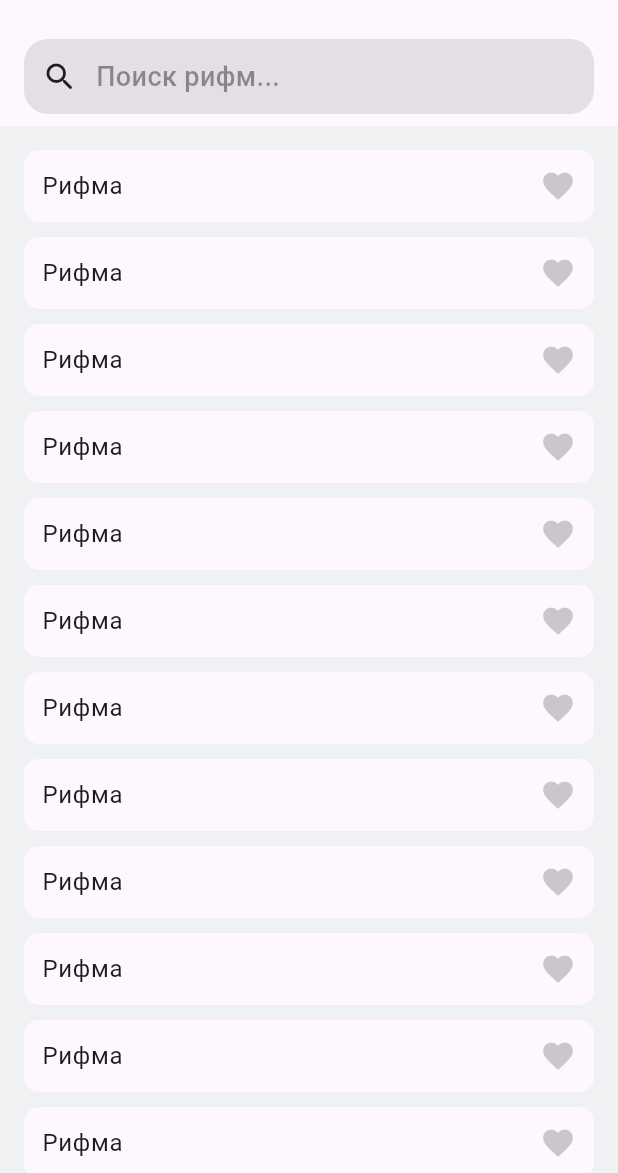
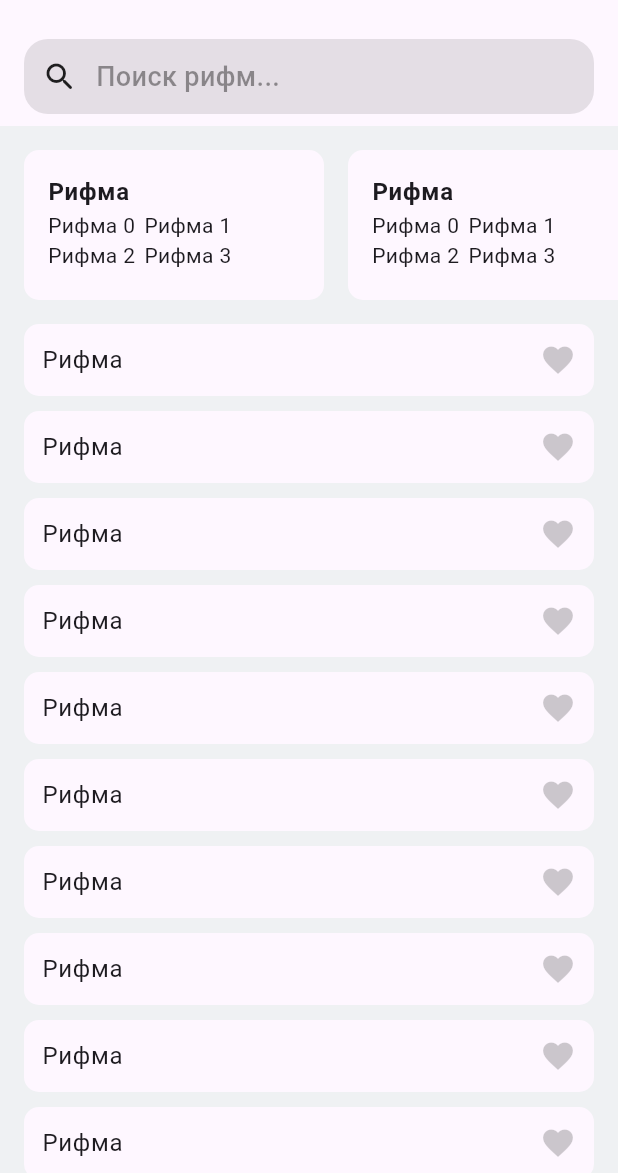
Before and after one commit to MajidiyM/rhymer2, a Flutter app: the screen it shows after launch, on a phone screen of 412 x 824 dp, the part 63-1236 px from its top. Run offline on Flutter 3.47's test engine with Material 3 defaults, Android fonts, the phone set to English and light mode, and no system bars.

Commit message:
[+] RhymeHistoryCard

```diff
--- a/lib/main.dart
+++ b/lib/main.dart
@@ -52,6 +52,28 @@
               height: 16,
             ),
           ),
+          SliverToBoxAdapter(
+            child: SizedBox(
+              height: 100,
+              child: ListView.separated(
+                padding: EdgeInsets.only(left: 16),
+                scrollDirection: Axis.horizontal,
+                itemCount: 10,
+                separatorBuilder: (context, index) => SizedBox(width: 16),
+                itemBuilder: (context, index) {
+                  final rhymes = List.generate(4, (index) => "Рифма $index");
+                  return RhymeHistoryCard(
+                    rhymes: rhymes,
+                  );
+                },
+              ),
+            ),
+          ),
+          const SliverToBoxAdapter(
+            child: SizedBox(
+              height: 16,
+            ),
+          ),
           SliverList.builder(
             itemBuilder: (context, index) => RhymeListCard(),
           ),
@@ -61,19 +83,60 @@
   }
 }
 
+class RhymeHistoryCard extends StatelessWidget {
+  const RhymeHistoryCard({super.key, required this.rhymes});
+
+  final List<String> rhymes;
+
+  @override
+  Widget build(BuildContext context) {
+    final theme = Theme.of(context);
+    return BaseContainer(
+      width: 200,
+      padding: EdgeInsets.all(16),
+      child: Column(
+        mainAxisSize: MainAxisSize.min,
+        crossAxisAlignment: CrossAxisAlignment.start,
+        children: [
+          Text(
+            "Рифма",
+            style: theme.textTheme.bodyLarge?.copyWith(
+              fontWeight: FontWeight.w700,
+            ),
+          ),
+          Wrap(
+            children: rhymes
+                .map((e) => Padding(
+                      padding: EdgeInsets.only(right: 6),
+                      child: Text(e),
+                    ))
+                .toList(),
+          ),
+        ],
+      ),
+    );
+  }
+}
+
 class BaseContainer extends StatelessWidget {
-  const BaseContainer({super.key, required this.child, required this.width, this.margin, this.padding});
+  const BaseContainer({
+    super.key,
+    required this.child,
+    required this.width,
+    this.margin,
+    this.padding = const EdgeInsets.only(left: 12),
+  });
 
-  final Widget child;
   final double width;
   final EdgeInsets? margin;
   final EdgeInsets? padding;
+  final Widget child;
 
   @override
   Widget build(BuildContext context) {
     final theme = Theme.of(context);
     return Container(
-      width: double.infinity,
+      width: width,
       margin: margin,
       padding: padding,
       decoration: BoxDecoration(
```
